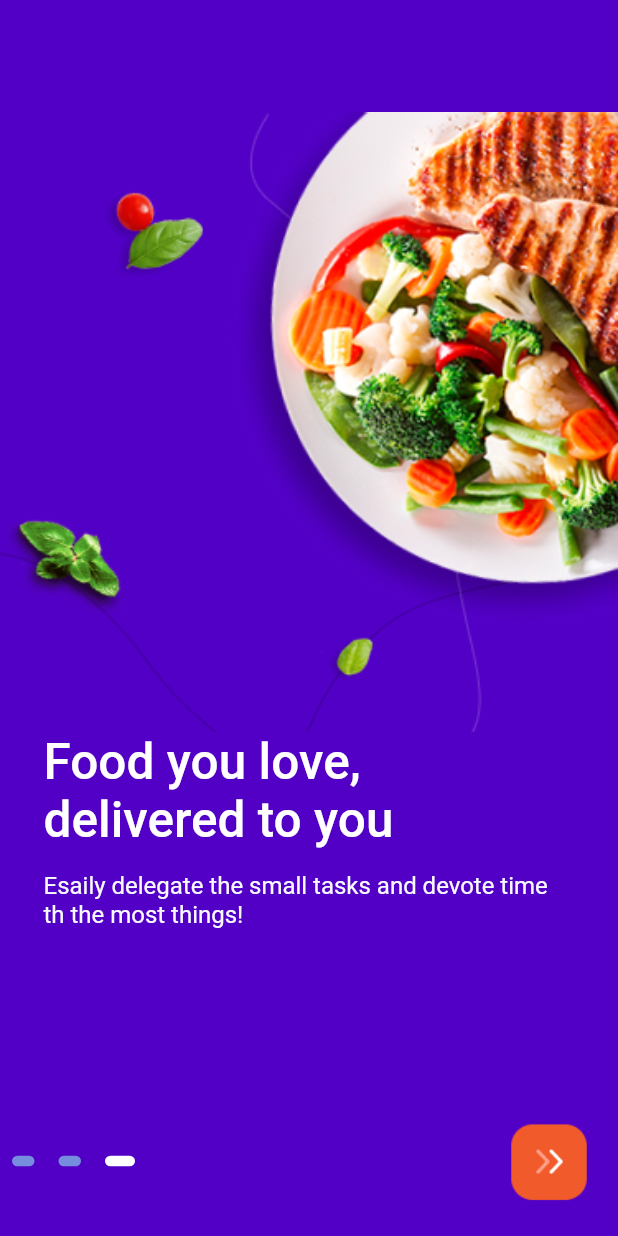
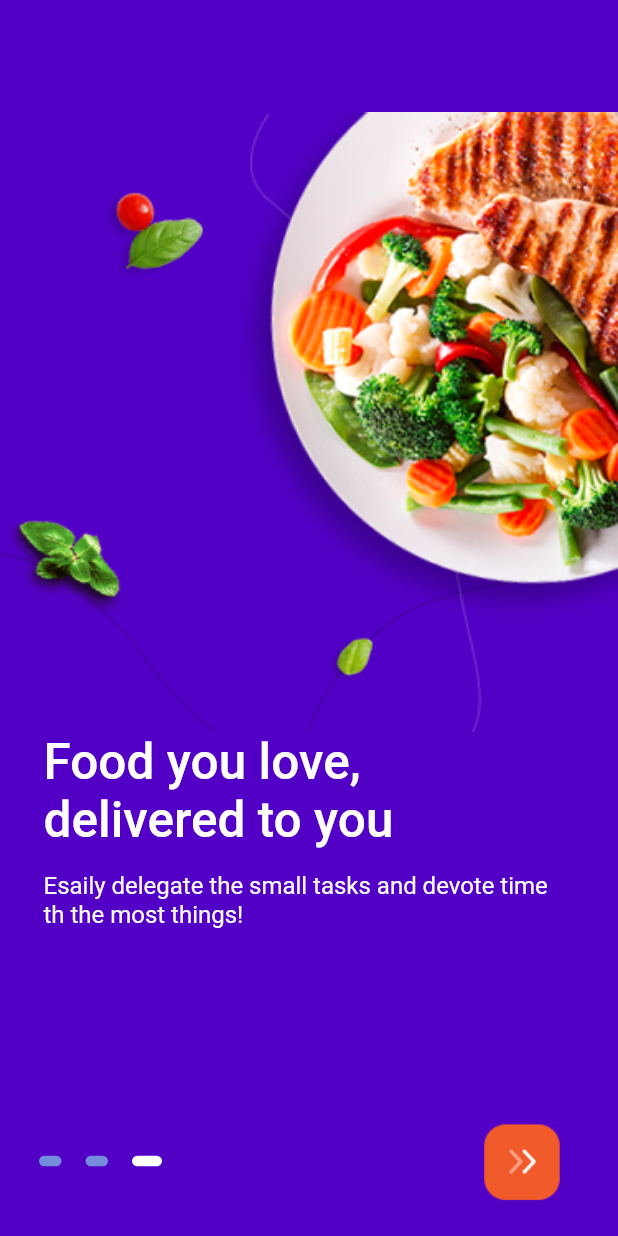
Before and after one commit to PathlavathBalu/CustomerApp, a Flutter app: the screen it shows after launch, swiped to page 3, on a phone screen of 412 x 824 dp. Run offline on Flutter 3.47's test engine with Material 2 defaults, Android fonts, the phone set to English and light mode, and no system bars; our stand-ins replace local_auth; missing offline and left inert: flutter_webview_plugin.

Commit message:
first commit

```diff
--- a/lib/ui/Intro/intro_page.dart
+++ b/lib/ui/Intro/intro_page.dart
@@ -1,8 +1,6 @@
 import 'package:CustomerApp/ui/Intro/intro_data.dart';
 import 'package:CustomerApp/ui/splashScreen.dart';
 import 'package:flutter/material.dart';
-
-
 
 class IntroPage extends StatefulWidget {
   @override
@@ -69,9 +67,10 @@ class _IntroPageState extends State<IntroPage> {
             ),
           ),
           SizedBox(height: 50),
-           slideIndex != 2 ? Container(
+          slideIndex != 2
+              ? Container(
                   child: Padding(
-              padding: const EdgeInsets.symmetric(horizontal:18.0),
+                    padding: const EdgeInsets.symmetric(horizontal: 18.0),
                     child: Row(
                       mainAxisAlignment: MainAxisAlignment.spaceBetween,
                       children: <Widget>[
@@ -88,7 +87,9 @@ class _IntroPageState extends State<IntroPage> {
                         FlatButton(
                           onPressed: () {
                             print("this is slideIndex: $slideIndex");
-                    controller.animateToPage(slideIndex + 1, duration: Duration(milliseconds: 500), curve: Curves.linear);
+                            controller.animateToPage(slideIndex + 1,
+                                duration: Duration(milliseconds: 500),
+                                curve: Curves.linear);
                           },
                           child: Image.asset(
                             'assets/images/Button.png',
@@ -99,7 +100,10 @@ class _IntroPageState extends State<IntroPage> {
                       ],
                     ),
                   ),
-          ):Row(
+                )
+              : Padding(
+                  padding: const EdgeInsets.symmetric(horizontal: 18.0),
+                  child: Row(
                     mainAxisAlignment: MainAxisAlignment.spaceBetween,
                     children: <Widget>[
                       Container(
@@ -126,6 +130,7 @@ class _IntroPageState extends State<IntroPage> {
                         ),
                       )
                     ],
+                  ),
                 ),
         ],
       ),
```
Lines whose indentation alone changed are shown as unchanged.
